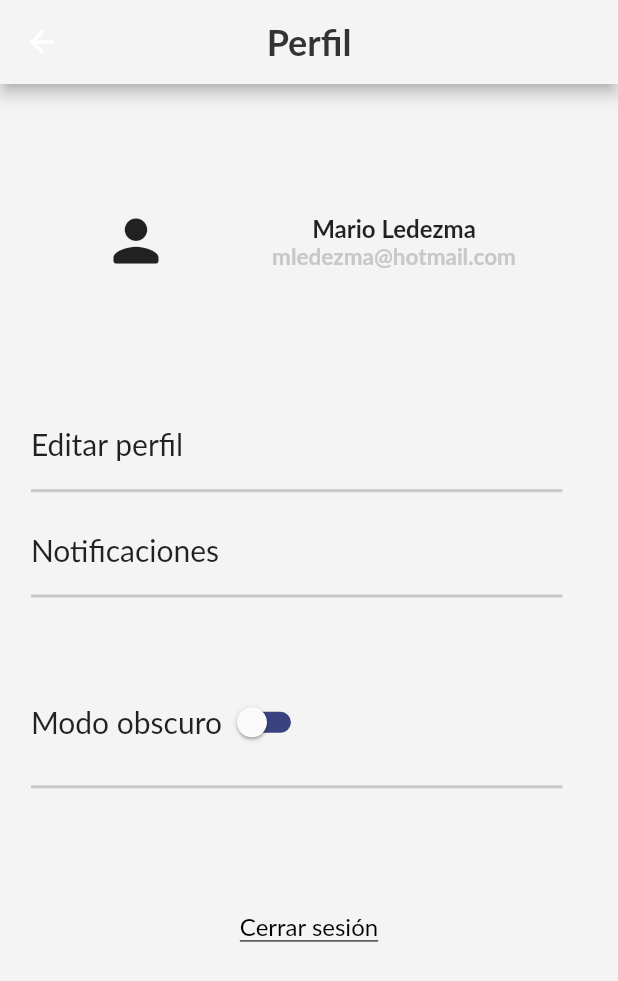
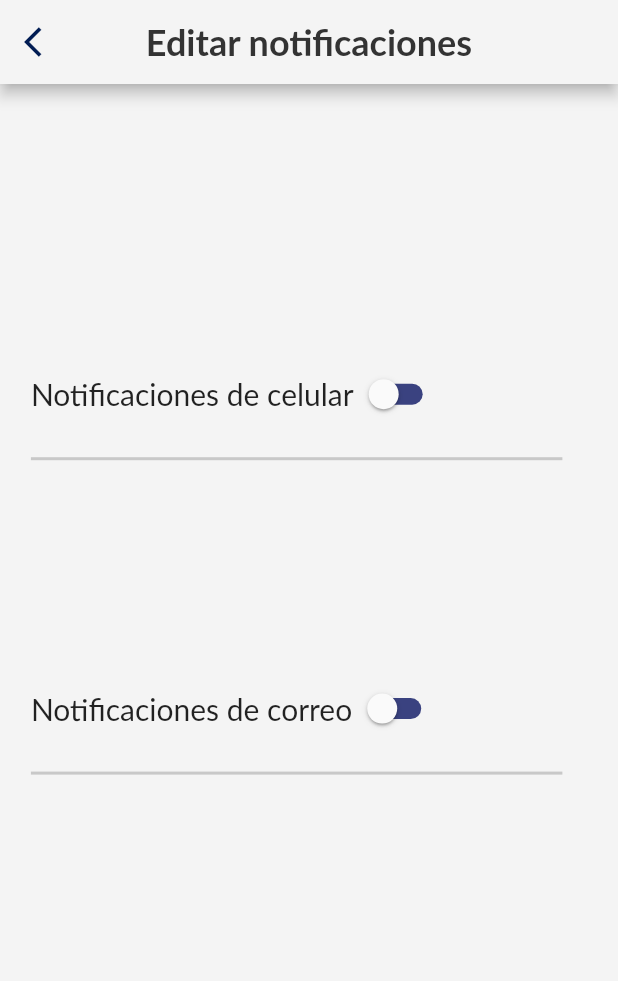
Before and after one commit to FERCKOO/soccer_management, a Flutter app: the PorfilePage screen opened by its route, after a tap on "Notificaciones", on a phone screen of 412 x 824 dp. Shown: the top 981 px of the screen. Run offline on Flutter 3.47's test engine with Material 2 defaults, Android fonts, the phone set to English and light mode, and no system bars; our stand-ins replace awesome_dialog, date_field; missing offline and left inert: horizontal_calendar; Roboto replaces fonts that are missing (Lato).

Commit message:
Pantalla para editar notificaciones

```diff
--- /dev/null
+++ b/lib/Screens/editNotifications.dart
@@ -0,0 +1,142 @@
+import 'package:flutter/material.dart';
+
+class editNotificationsPage extends StatelessWidget {
+  static String id = 'EditNotifications_Page';
+
+  @override
+  Widget build(BuildContext context) {
+    final sizeScreen = MediaQuery.of(context).size;
+
+    return SafeArea(
+      child: Scaffold(
+        backgroundColor: const Color(0xffF4F4F4),
+        appBar: AppBar(
+          backgroundColor: const Color(0xffF4F4F4),
+          leading: IconButton(
+            color: const Color(0xFF011C53),
+            icon: const Icon(
+              Icons.arrow_back_ios,
+            ),
+            onPressed: () {
+              Navigator.pop(context);
+            },
+          ),
+          /*
+         * Texto de inicio sesion
+        */
+          title: const Text(
+            'Editar notificaciones',
+            textAlign: TextAlign.center,
+            style: TextStyle(
+              color: Color(0xFF333333),
+              fontSize: 24,
+              fontWeight: FontWeight.bold,
+              fontFamily: 'Lato',
+            ),
+          ),
+          centerTitle: true,
+        ),
+        body: Center(
+          child: Column(
+            mainAxisAlignment: MainAxisAlignment.start,
+            children: [
+              /**
+               * Container de notifiaciones de celular
+               */
+              Container(
+                alignment: AlignmentDirectional.topStart,
+                margin: EdgeInsetsDirectional.only(
+                    top: sizeScreen.height * .2,
+                    bottom: sizeScreen.height * .15,
+                    start: sizeScreen.width * .05,
+                    end: sizeScreen.width * .09),
+                padding: const EdgeInsets.symmetric(vertical: 18),
+                decoration: const BoxDecoration(
+                  border: Border(
+                    bottom: BorderSide(
+                      color: Color(0xFFC8C8C8),
+                      width: 2,
+                    ),
+                  ),
+                ),
+                child: Row(
+                  children: [
+                    const Text(
+                      'Notificaciones de celular',
+                      textAlign: TextAlign.left,
+                      style: TextStyle(fontSize: 20, fontFamily: 'Lato'),
+                    ),
+                    /**
+                   * Switch para activar el dark mode
+                  */
+                    _switchNotifyPhone(),
+                  ],
+                ),
+              ),
+              /**
+             * Contenedor de notificaciones de correo
+             */
+              Container(
+                alignment: AlignmentDirectional.topStart,
+                margin: EdgeInsetsDirectional.only(
+                    start: sizeScreen.width * .05, end: sizeScreen.width * .09),
+                padding: const EdgeInsets.symmetric(vertical: 18),
+                decoration: const BoxDecoration(
+                  border: Border(
+                    bottom: BorderSide(
+                      color: Color(0xFFC8C8C8),
+                      width: 2,
+                    ),
+                  ),
+                ),
+                child: Row(
+                  children: [
+                    const Text(
+                      'Notificaciones de correo',
+                      textAlign: TextAlign.left,
+                      style: TextStyle(fontSize: 20, fontFamily: 'Lato'),
+                    ),
+                    /**
+                   * Switch para activar el dark mode
+                  */
+                    _switchNotifyEmail(),
+                  ],
+                ),
+              ),
+            ],
+          ),
+        ),
+      ),
+    );
+  }
+}
+
+Widget _switchNotifyEmail() {
+  return _switch();
+}
+
+Widget _switchNotifyPhone() {
+  return _switch();
+}
+
+class _switch extends StatefulWidget {
+  @override
+  State<StatefulWidget> createState() => _switchState();
+}
+
+class _switchState extends State<_switch> {
+  bool _value = false;
+
+  @override
+  Widget build(BuildContext context) {
+    return Switch(
+        inactiveTrackColor: const Color(0xFF3A4280),
+        activeTrackColor: const Color(0xFF00002B),
+        value: _value,
+        onChanged: (value) {
+          setState(() {
+            _value = value;
+          });
+        });
+  }
+}
--- a/lib/Screens/profile.dart
+++ b/lib/Screens/profile.dart
@@ -1,4 +1,5 @@
 import 'package:flutter/material.dart';
+import 'package:soccer_management/Screens/editNotifications.dart';
 import '../Screens/editData.dart';
 import '../Screens/logIn.dart';
 
@@ -94,8 +95,7 @@ class PorfilePage extends StatelessWidget {
                 ),
               ),
               onTap: () {
-                Navigator.pushNamed(context, '${EditDataPage.id}');
-                print('editar');
+                Navigator.pushNamed(context, EditDataPage.id);
               },
             ),
             SizedBox(height: sizeScreen.height * .01),
@@ -124,7 +124,7 @@ class PorfilePage extends StatelessWidget {
                 ),
               ),
               onTap: () {
-                print('Notificaciones');
+                Navigator.pushNamed(context, editNotificationsPage.id);
               },
             ),
             SizedBox(height: sizeScreen.height * .05),
@@ -188,8 +188,6 @@ class PorfilePage extends StatelessWidget {
       ),
     );
   }
-
-  void setState(Null Function() param0) {}
 }
 
 class _switch extends StatefulWidget {
--- a/lib/router/routes.dart
+++ b/lib/router/routes.dart
@@ -1,5 +1,6 @@
 import 'package:flutter/widgets.dart';
 import 'package:soccer_management/Screens/changePass.dart';
+import 'package:soccer_management/Screens/editNotifications.dart';
 import '../Screens/editData.dart';
 import '../Screens/forgotpass.dart';
 import '../Screens/joinTeam.dart';
@@ -21,4 +22,5 @@ var customRoutes = <String, WidgetBuilder>{
   PorfilePage.id: (_) => PorfilePage(),
   EditDataPage.id: (_) => EditDataPage(),
   ChangePassPage.id: (_) => ChangePassPage(),
+  editNotificationsPage.id: (_) => editNotificationsPage(),
 };
```
Also changed, not shown: Pantallas app/Listo/Config datos jugador.png (renamed from Pantallas app/Config datos jugador.png), Pantallas app/Listo/Editar notificaciones cep.png (renamed from Pantallas app/Editar notificaciones cep.png).
